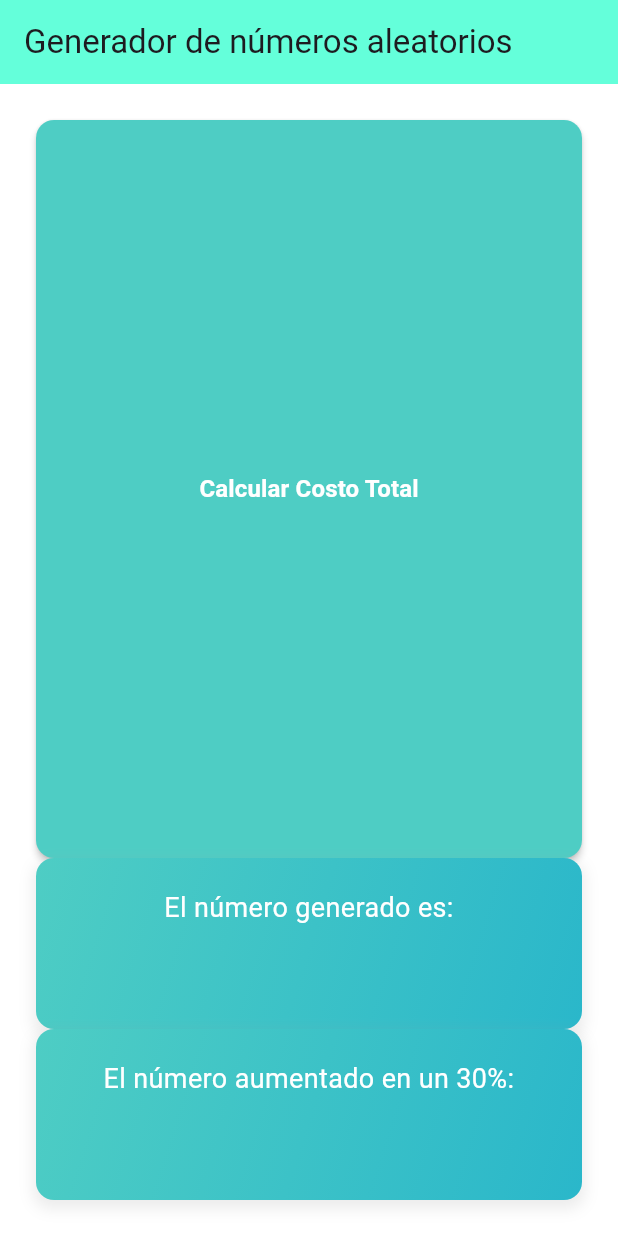
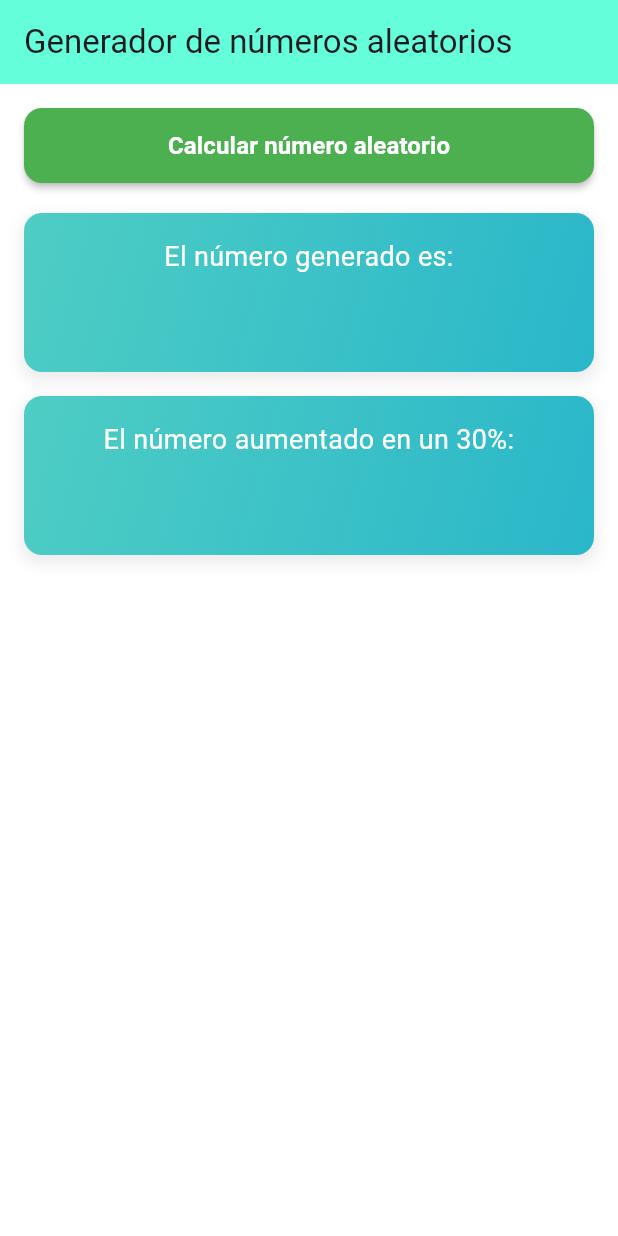
Before and after one commit to SilviaAnasco-ESPE/leccion_anasco, a Flutter app: the screen it shows after launch, on a phone screen of 412 x 824 dp. Run offline on Flutter 3.47's test engine with Material 3 defaults, Android fonts, the phone set to English and light mode, and no system bars.

Commit message:
cambios2

```diff
--- a/lib/Pages/pagina_principal.dart
+++ b/lib/Pages/pagina_principal.dart
@@ -29,11 +29,11 @@ class _paginaPrincipalState extends State<paginaPrincipal> {
     double _numeroAumentado = _calculo.calcularAumento(_numeroAleatorio, 30);
 
     setState(() {
-      _numAleatorio = "\$${_numeroAleatorio.toStringAsFixed(0)}";
+      _numAleatorio = "\$${_numeroAleatorio.toString()}";
     });
 
     setState(() {
-      _numAumentado = "\$${_numeroAumentado.toStringAsFixed(0)}";
+      _numAumentado = "\$${_numeroAumentado.toStringAsFixed(2)}";
     });
   }
 
@@ -42,27 +42,27 @@ class _paginaPrincipalState extends State<paginaPrincipal> {
     return Scaffold(
       backgroundColor: Colors.white,
       appBar: AppBar(
-        title: Text('Generador de números aleatorios'),
+        title: const Text('Generador de números aleatorios'),
         backgroundColor: Colors.tealAccent,
       ),
       body: Padding(
-        padding: const EdgeInsets.all(24.0),
+        padding: const EdgeInsets.all(16.0),
         child: Column(
           crossAxisAlignment: CrossAxisAlignment.stretch,
           children: [
-            Expanded(
+            SizedBox(
+              height: 50,
               child: ElevatedButton(
                 onPressed: mostrar,
                 style: ElevatedButton.styleFrom(
-                  backgroundColor: Color(0xFF4ECDC4),
-                  padding: const EdgeInsets.symmetric(vertical: 16),
+                  backgroundColor: const Color(0xFF4CAF50),
                   shape: RoundedRectangleBorder(
                     borderRadius: BorderRadius.circular(12),
                   ),
                   elevation: 2,
                 ),
                 child: const Text(
-                  "Calcular Costo Total",
+                  "Calcular número aleatorio",
                   style: TextStyle(
                     fontSize: 16,
                     fontWeight: FontWeight.w600,
@@ -71,10 +71,14 @@ class _paginaPrincipalState extends State<paginaPrincipal> {
                 ),
               ),
             ),
+
+            const SizedBox(height: 20),
+
             Container(
-              padding: const EdgeInsets.all(20),
+              margin: const EdgeInsets.only(bottom: 16.0),
+              padding: const EdgeInsets.all(16.0),
               decoration: BoxDecoration(
-                gradient: LinearGradient(
+                gradient: const LinearGradient(
                   colors: [Color(0xFF4ECDC4), Color(0xFF2AB7CA)],
                   begin: Alignment.topLeft,
                   end: Alignment.bottomRight,
@@ -91,9 +95,9 @@ class _paginaPrincipalState extends State<paginaPrincipal> {
               ),
               child: Column(
                 children: [
-                  Text(
+                  const Text(
                     "El número generado es:",
-                    style: const TextStyle(
+                    style: TextStyle(
                       color: Colors.white,
                       fontSize: 18,
                       fontWeight: FontWeight.normal,
@@ -115,9 +119,9 @@ class _paginaPrincipalState extends State<paginaPrincipal> {
             ),
 
             Container(
-              padding: const EdgeInsets.all(20),
+              padding: const EdgeInsets.all(16.0),
               decoration: BoxDecoration(
-                gradient: LinearGradient(
+                gradient: const LinearGradient(
                   colors: [Color(0xFF4ECDC4), Color(0xFF2AB7CA)],
                   begin: Alignment.topLeft,
                   end: Alignment.bottomRight,
@@ -134,9 +138,9 @@ class _paginaPrincipalState extends State<paginaPrincipal> {
               ),
               child: Column(
                 children: [
-                  Text(
+                  const Text(
                     "El número aumentado en un 30%:",
-                    style: const TextStyle(
+                    style: TextStyle(
                       color: Colors.white,
                       fontSize: 18,
                       fontWeight: FontWeight.normal,
@@ -160,5 +164,6 @@ class _paginaPrincipalState extends State<paginaPrincipal> {
         ),
       ),
     );
+
   }
 }
```
